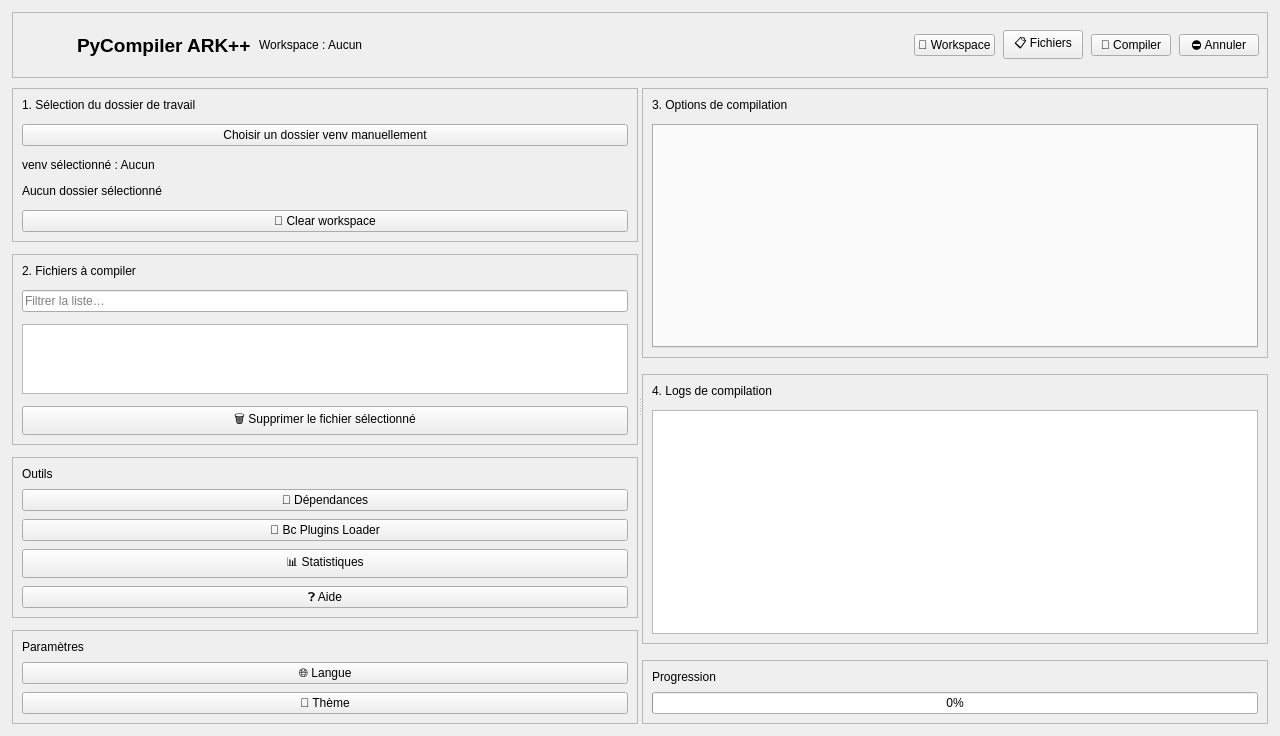
Above: ui/ui_design.ui from raidos23/PyCompiler_ARK before the change. Below: the same form after it.
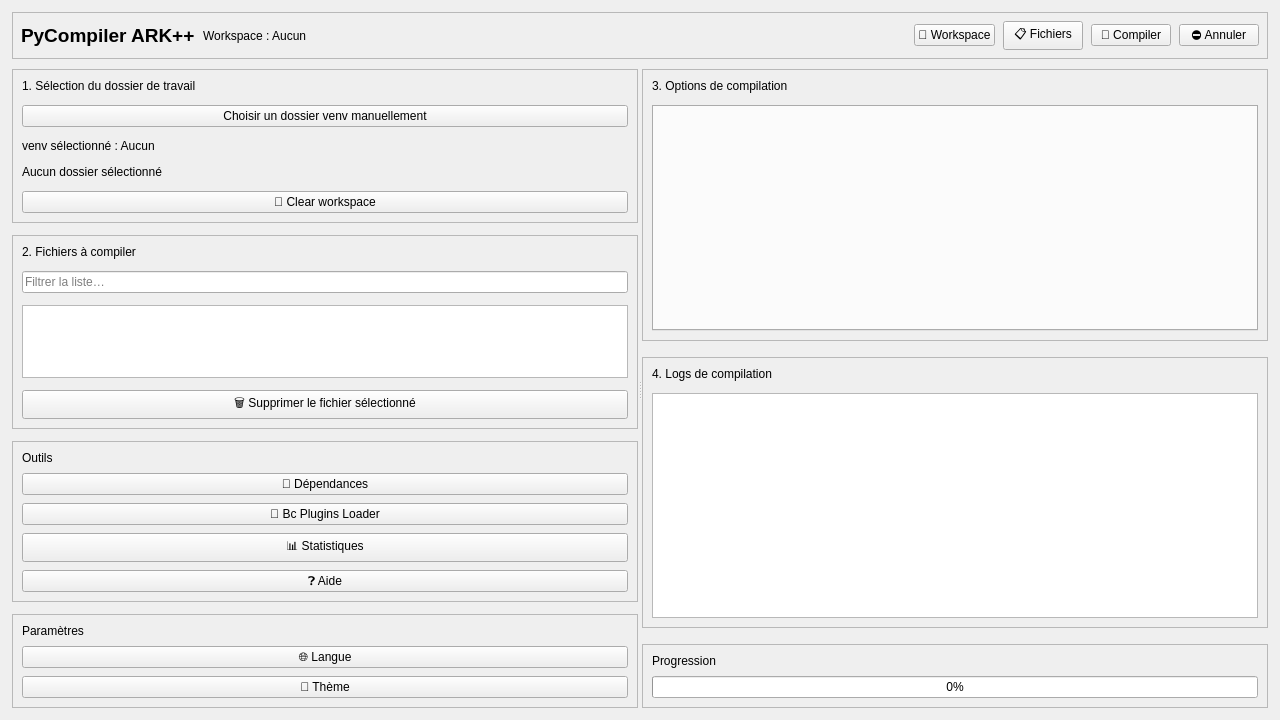
That is the form after the change.

```diff
--- a/ui/ui_design.ui
+++ b/ui/ui_design.ui
@@ -50,25 +50,6 @@
       <property name="bottomMargin">
        <number>8</number>
       </property>
-      <item>
-       <widget class="QLabel" name="sidebar_logo">
-        <property name="minimumSize">
-         <size>
-          <width>48</width>
-          <height>48</height>
-         </size>
-        </property>
-        <property name="maximumSize">
-         <size>
-          <width>200</width>
-          <height>200</height>
-         </size>
-        </property>
-        <property name="alignment">
-         <set>Qt::AlignmentFlag::AlignCenter</set>
-        </property>
-       </widget>
-      </item>
       <item>
        <widget class="QLabel" name="label_app_title">
         <property name="font">
```
